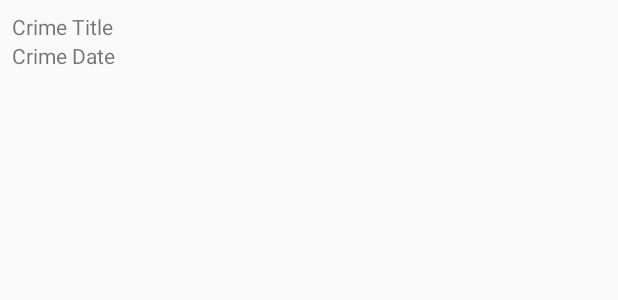
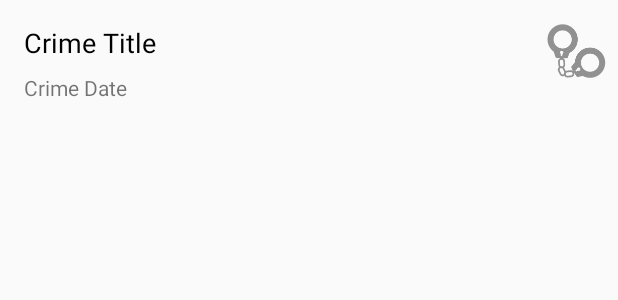
Before and after one commit to Pe1me4ka/CriminalIntent, an Android app: the layout list_item_crime.xml on its own in the app's theme, with its tools: preview values and no code run, on a phone screen of 412 x 824 dp. Shown: the top 300 px of the screen. Run offline under Robolectric (Android 15) with nearby library versions, the phone set to English and light mode, and no system bars.

```diff
--- a/app/build.gradle
+++ b/app/build.gradle
@@ -2,6 +2,8 @@ plugins {
     id 'com.android.application'
     id 'org.jetbrains.kotlin.android'
 }
+
+apply plugin: 'kotlin-kapt'
 
 android {
     compileSdk 32
@@ -37,6 +39,8 @@ dependencies {
     implementation 'androidx.constraintlayout:constraintlayout:2.1.3'
     implementation 'androidx.lifecycle:lifecycle-extensions:2.2.0'
     implementation 'androidx.recyclerview:recyclerview:1.2.1'
+    implementation 'androidx.room:room-runtime:2.4.2'
+    annotationProcessor 'androidx.room:room-compiler:2.4.2'
     testImplementation 'junit:junit:4.13.2'
     androidTestImplementation 'androidx.test.ext:junit:1.1.3'
     androidTestImplementation 'androidx.test.espresso:espresso-core:3.4.0'
--- a/app/src/main/java/com/bignerdranch/android/criminalintent/CrimeFragment.kt
+++ b/app/src/main/java/com/bignerdranch/android/criminalintent/CrimeFragment.kt
@@ -32,7 +32,7 @@ class CrimeFragment: Fragment() {
         solvedCheckBox = view.findViewById(R.id.crime_solved) as CheckBox
 
         dateButton.apply {
-            text = crime.date.toString()
+            text = crime.date
             isEnabled = false
         }
 
--- a/app/src/main/java/com/bignerdranch/android/criminalintent/CrimeListViewModel.kt
+++ b/app/src/main/java/com/bignerdranch/android/criminalintent/CrimeListViewModel.kt
@@ -10,7 +10,6 @@ class CrimeListViewModel : ViewModel() {
             val crime = Crime()
             crime.title = "Crime $i"
             crime.isSolved = i % 2 == 0
-            crime.requiresPolice = i % 5 == 0
             crimes += crime
         }
     }
--- a/app/src/main/res/layout/list_item_crime.xml
+++ b/app/src/main/res/layout/list_item_crime.xml
@@ -1,20 +1,47 @@
 <?xml version="1.0" encoding="utf-8"?>
-<LinearLayout xmlns:android="http://schemas.android.com/apk/res/android"
-    android:orientation="vertical"
+<androidx.constraintlayout.widget.ConstraintLayout xmlns:android="http://schemas.android.com/apk/res/android"
+    xmlns:app="http://schemas.android.com/apk/res-auto"
+    xmlns:tools="http://schemas.android.com/tools"
+    android:id="@+id/linearLayout"
     android:layout_width="match_parent"
-    android:layout_height="wrap_content"
-    android:padding="8dp">
+    android:layout_height="wrap_content">
 
     <TextView
         android:id="@+id/crime_title"
-        android:layout_width="match_parent"
+        android:layout_width="0dp"
         android:layout_height="wrap_content"
-        android:text="Crime Title"/>
+        android:layout_marginStart="16dp"
+        android:layout_marginTop="16dp"
+        android:layout_marginEnd="8dp"
+        android:textColor="@android:color/black"
+        android:textSize="18sp"
+        app:layout_constraintEnd_toStartOf="@+id/crime_solved"
+        app:layout_constraintStart_toStartOf="parent"
+        app:layout_constraintTop_toTopOf="parent"
+        tools:text="Crime Title" />
 
     <TextView
         android:id="@+id/crime_date"
-        android:layout_width="match_parent"
+        android:layout_width="0dp"
         android:layout_height="wrap_content"
-        android:text="Crime Date"/>
+        android:layout_marginStart="16dp"
+        android:layout_marginTop="8dp"
+        android:layout_marginEnd="8dp"
+        tools:text="Crime Date"
+        app:layout_constraintEnd_toStartOf="@+id/crime_solved"
+        app:layout_constraintStart_toStartOf="parent"
+        app:layout_constraintTop_toBottomOf="@+id/crime_title" />
 
-</LinearLayout>
+    <ImageView
+        android:id="@+id/crime_solved"
+        android:layout_width="wrap_content"
+        android:layout_height="wrap_content"
+        android:layout_marginTop="8dp"
+        android:layout_marginEnd="8dp"
+        android:layout_marginBottom="8dp"
+        app:layout_constraintBottom_toBottomOf="parent"
+        app:layout_constraintEnd_toEndOf="parent"
+        app:layout_constraintTop_toTopOf="parent"
+        app:srcCompat="@drawable/ic_solved" />
+
+</androidx.constraintlayout.widget.ConstraintLayout>
```
Also changed, not shown: app/src/main/java/com/bignerdranch/android/criminalintent/Crime.kt (+7 -4 lines), app/src/main/java/com/bignerdranch/android/criminalintent/CrimeListFragment.kt (+13 -14 lines), app/src/main/java/com/bignerdranch/android/criminalintent/database/CrimeDao.kt (added, +14 -0 lines), app/src/main/java/com/bignerdranch/android/criminalintent/database/CrimeDatabase.kt (added, +11 -0 lines), app/src/main/java/com/bignerdranch/android/criminalintent/database/CrimeTypeConverters.kt (added, +26 -0 lines), app/src/main/res/layout/list_item_crime_requires_police.xml (deleted, +0 -33 lines).
